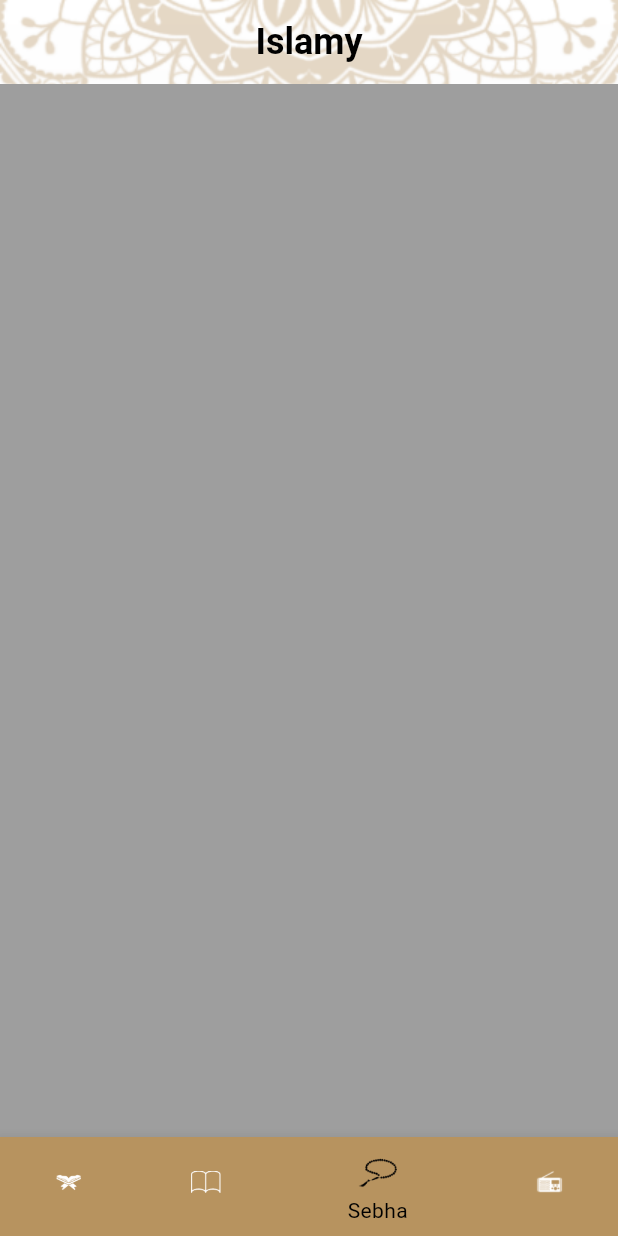
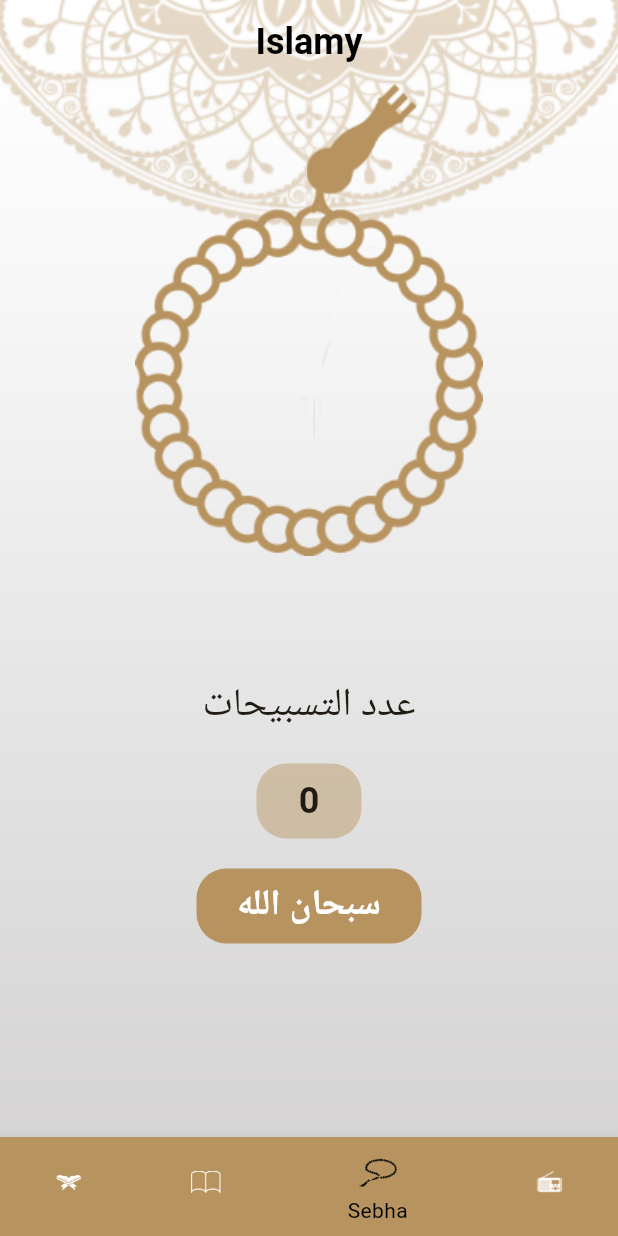
Before and after one commit to AliSamir070/islami_route_c10, a Flutter app: the screen it shows after launch, item 3 of the bottom bar chosen, on a phone screen of 412 x 824 dp. Run offline on Flutter 3.47's test engine with Material 3 defaults, Android fonts, the phone set to English and light mode, and no system bars.

Commit message:
Sebha Widget Done

```diff
--- a/lib/ui/home/sebha_widget.dart
+++ b/lib/ui/home/sebha_widget.dart
@@ -1,10 +1,103 @@
 import 'package:flutter/material.dart';
 
-class SebhaWidget extends StatelessWidget {
-  const SebhaWidget({Key? key}) : super(key: key);
+class SebhaWidget extends StatefulWidget {
+
+  @override
+  State<SebhaWidget> createState() => _SebhaWidgetState();
+}
+
+
+class _SebhaWidgetState extends State<SebhaWidget> {
+  double turns = 0.0;
+  List<String> sebhaList = ["سبحان الله","الحمدلله","لا اله الا الله","الله اكبر","استغفر الله"];
+  int sebhaNumber = 0;
+  int counter = 0;
 
   @override
   Widget build(BuildContext context) {
-    return Container(color: Colors.grey,);
+    return Center(
+      child: Column(
+        children: [
+          Stack(
+            alignment: Alignment.center,
+            children: [
+              Container(
+                  padding: EdgeInsets.only(bottom: 290,left: 70),
+                  child: Image.asset("assets/images/head_sebha_logo.png")
+              ),
+              AnimatedRotation(
+                turns: turns,
+                duration: Duration(milliseconds: 80),
+                child: InkWell(
+                    borderRadius: BorderRadius.circular(100),
+                    onTap: () {
+                      setState(() {
+                        turns+= (1/30);
+                        sebhaTextChange();
+                      });
+                    },
+                    child: Image.asset("assets/images/body_sebha_logo.png")
+                ),
+              ),
+            ],
+          ),
+          Column(
+            children: [
+              Container(
+                margin: EdgeInsets.only(bottom: 20),
+                child: Text("عدد التسبيحات",style: TextStyle(
+                  fontSize: 26,
+
+                ),),
+              ),
+              Container(
+                margin: EdgeInsets.only(bottom: 20),
+                alignment: Alignment.center,
+                height: 50,
+                width: 70,
+                decoration: BoxDecoration(
+                  color: Color(0x76b7935f),
+                  borderRadius: BorderRadius.circular(20),
+                ),
+                child: Text("${sebhaNumber}",style: TextStyle(
+                    fontSize: 24,
+                    fontWeight: FontWeight.bold
+                ),),
+              ),
+              Container(
+                alignment: Alignment.center,
+                height: 50,
+                width: 150,
+                decoration: BoxDecoration(
+                  color: Theme.of(context).colorScheme.primary,
+                  borderRadius: BorderRadius.circular(20),
+                ),
+                child: Text("${sebhaList[counter]}",style: TextStyle(
+                    color: Colors.white,
+                    fontSize: 24,
+                    fontWeight: FontWeight.bold
+                ),),
+              )
+            ],
+          )
+        ],
+      ),
+    );
+  }
+
+  void sebhaTextChange(){
+    sebhaNumber++;
+    if(sebhaNumber == 33){
+      sebhaNumber = 0;
+      if(counter == (sebhaList.length-1)){
+        counter = 0;
+      }
+      else{
+        counter++;
+      }
+    }
+    setState(() {
+
+    });
   }
 }
```
Also changed, not shown: assets/images/2x/body_sebha_logo@2x.png (added), assets/images/2x/head_sebha_logo@2x.png (added), assets/images/3x/body_sebha_logo@3x.png (added), assets/images/3x/head_sebha_logo@3x.png (added), assets/images/body_sebha_logo.png (added), assets/images/head_sebha_logo.png (added).
